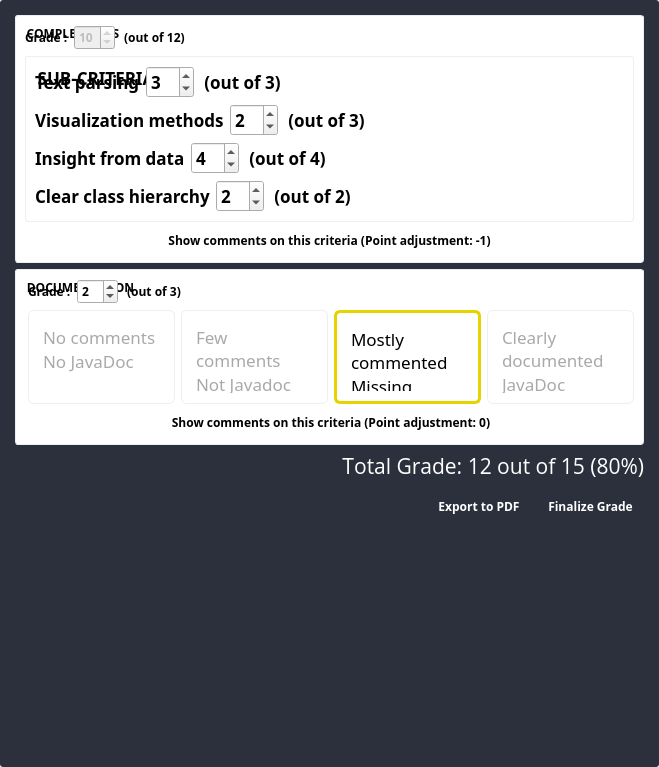
wassgha/TurboGrade, file TurboGrade/ui/gradeview.ui: the form before one commit.
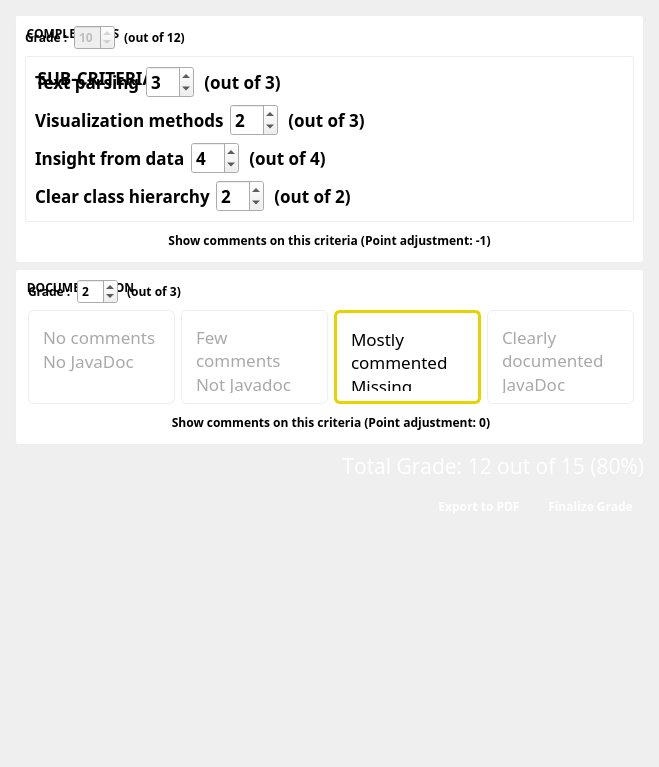
The form after the commit.

Diff of the .ui file:
```diff
--- a/TurboGrade/ui/gradeview.ui
+++ b/TurboGrade/ui/gradeview.ui
@@ -63,7 +63,8 @@
 
 #scrollArea   {
 	/* background-color:rgb(83, 86, 99); */
-	background: #2b303c;
+	/* background: #2b303c; */
+	background-color:transparent;
 	border-radius:3px;
 }
 QAbstractScrollArea #scrollAreaWidgetContents  {
```
